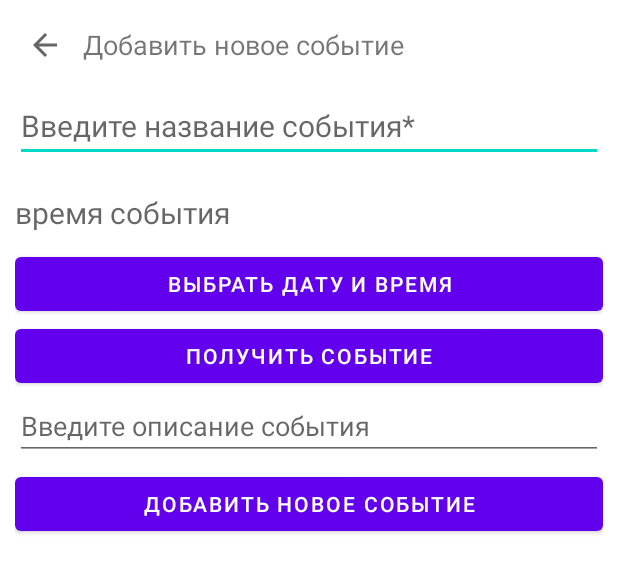
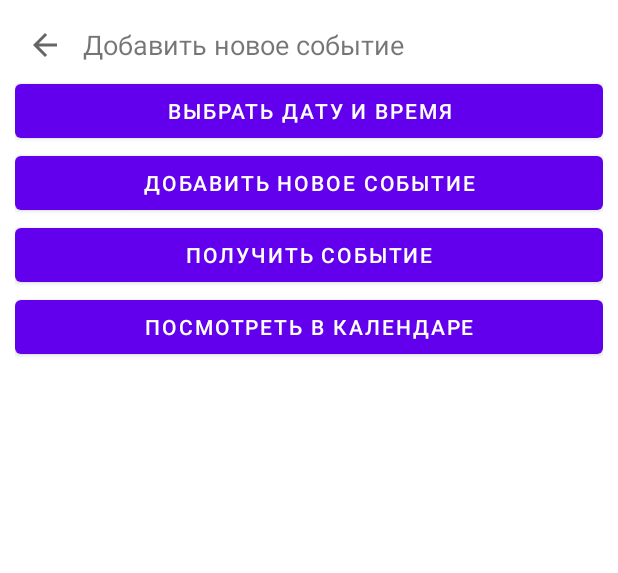
Before and after one commit to Mechwv/PlaceEventMap, an Android app: the layout add_event_fragment.xml on its own in the app's theme, with its tools: preview values and no code run, on a phone screen of 412 x 824 dp. Shown: the top 573 px of the screen. Run offline under Robolectric (Android 15) with nearby library versions, the phone set to English and light mode, and no system bars.

Commit message:
view updates for calendar

```diff
--- a/app/build.gradle
+++ b/app/build.gradle
@@ -3,6 +3,7 @@ plugins {
     id 'kotlin-android'
     id 'kotlin-kapt'
     id 'dagger.hilt.android.plugin'
+    id 'androidx.navigation.safeargs'
 }
 
 android {
--- a/app/src/main/res/layout/add_event_fragment.xml
+++ b/app/src/main/res/layout/add_event_fragment.xml
@@ -41,29 +41,29 @@
             </LinearLayout>
 
 
-            <EditText
-                android:id="@+id/party_name"
-                android:layout_width="match_parent"
-                android:layout_height="wrap_content"
+<!--            <EditText-->
+<!--                android:id="@+id/party_name"-->
+<!--                android:layout_width="match_parent"-->
+<!--                android:layout_height="wrap_content"-->
 
-                android:layout_marginVertical="@dimen/normalMargin"
-                android:hint="@string/enter_party_name"
+<!--                android:layout_marginVertical="@dimen/normalMargin"-->
+<!--                android:hint="@string/enter_party_name"-->
 
-                android:textSize="20sp"
-                android:autofillHints="@string/enter_party_name"
-                android:inputType="text" />
+<!--                android:textSize="20sp"-->
+<!--                android:autofillHints="@string/enter_party_name"-->
+<!--                android:inputType="text" />-->
 
-            <TextView
-                android:id="@+id/dateTime"
-                android:layout_width="match_parent"
-                android:layout_height="wrap_content"
+<!--            <TextView-->
+<!--                android:id="@+id/dateTime"-->
+<!--                android:layout_width="match_parent"-->
+<!--                android:layout_height="wrap_content"-->
 
-                android:layout_marginVertical="@dimen/normalMargin"
-                android:autofillHints="@string/enter_party_name"
+<!--                android:layout_marginVertical="@dimen/normalMargin"-->
+<!--                android:autofillHints="@string/enter_party_name"-->
 
-                android:hint="время события"
-                android:inputType="text"
-                android:textSize="20sp" />
+<!--                android:hint="время события"-->
+<!--                android:inputType="text"-->
+<!--                android:textSize="20sp" />-->
 
             <Button
                 android:id="@+id/pickTime"
@@ -71,21 +71,15 @@
                 android:layout_height="wrap_content"
                 android:text="Выбрать дату и время" />
 
-            <Button
-                android:id="@+id/receive"
-                android:layout_width="match_parent"
-                android:layout_height="wrap_content"
-                android:text="Получить событие" />
+<!--            <EditText-->
+<!--                android:id="@+id/party_description"-->
+<!--                android:layout_width="match_parent"-->
+<!--                android:layout_height="wrap_content"-->
 
-            <EditText
-                android:id="@+id/party_description"
-                android:layout_width="match_parent"
-                android:layout_height="wrap_content"
+<!--                android:layout_marginBottom="@dimen/halfMargin"-->
+<!--                android:hint="@string/enter_description"-->
 
-                android:layout_marginBottom="@dimen/halfMargin"
-                android:hint="@string/enter_description"
-
-                android:inputType="textMultiLine"/>
+<!--                android:inputType="textMultiLine"/>-->
 
             <Button
                 android:id="@+id/add_button"
@@ -93,6 +87,18 @@
                 android:layout_height="wrap_content"
                 android:text="@string/add_party" />
 
+            <Button
+                android:id="@+id/receive"
+                android:layout_width="match_parent"
+                android:layout_height="wrap_content"
+                android:text="Получить событие" />
+
+            <Button
+                android:id="@+id/watch"
+                android:layout_width="match_parent"
+                android:layout_height="wrap_content"
+                android:text="Посмотреть в календаре" />
+
         </LinearLayout>
     </ScrollView>
 
--- a/build.gradle
+++ b/build.gradle
@@ -8,6 +8,7 @@ buildscript {
         classpath "com.android.tools.build:gradle:7.0.2"
         classpath "org.jetbrains.kotlin:kotlin-gradle-plugin:1.5.30"
         classpath 'com.google.dagger:hilt-android-gradle-plugin:2.38.1'
+        classpath("androidx.navigation:navigation-safe-args-gradle-plugin:2.3.5")
 
         // NOTE: Do not place your application dependencies here; they belong
         // in the individual module build.gradle files
```
Also changed, not shown: app/src/main/java/com/example/placeeventmap/domain/model/Place.kt (+6 -2 lines), app/src/main/java/com/example/placeeventmap/presentation/events/EventAddFragment.kt (+31 -32 lines), app/src/main/java/com/example/placeeventmap/presentation/events/EventAddViewModel.kt (+9 -4 lines), app/src/main/java/com/example/placeeventmap/presentation/places/PlacesListAdapter.kt (+18 -3 lines), app/src/main/java/com/example/placeeventmap/presentation/places/PlacesListFragment.kt (+11 -2 lines), app/src/main/java/com/example/placeeventmap/presentation/room/dto/DBPlaceDTO.kt (+1 -12 lines), app/src/main/res/navigation/my_nav.xml (+11 -3 lines).
